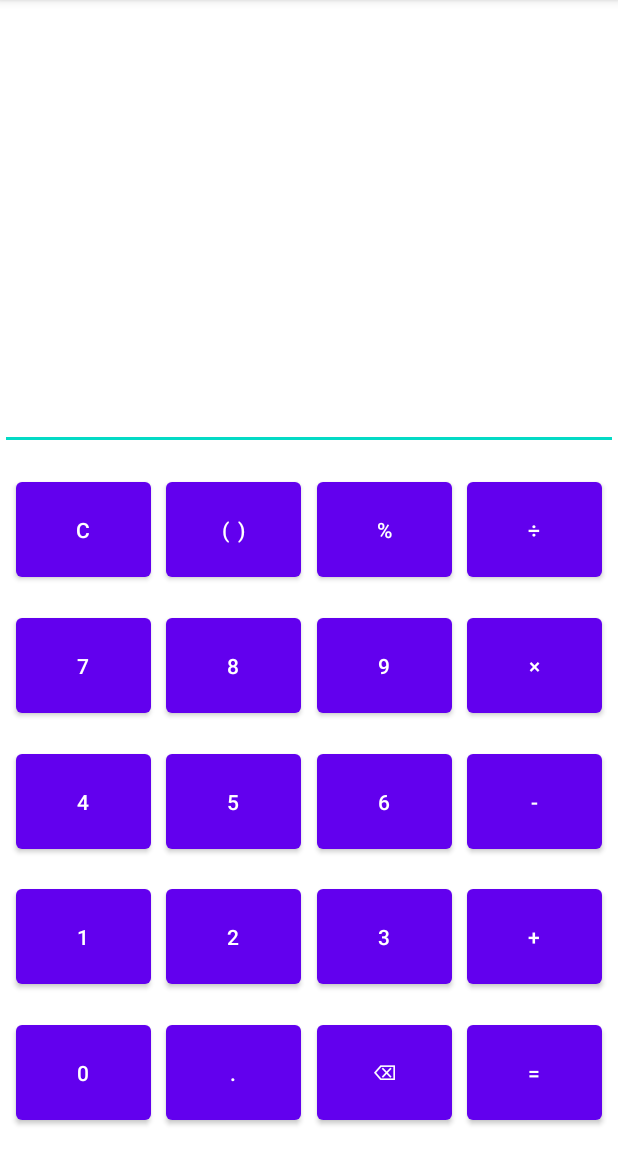
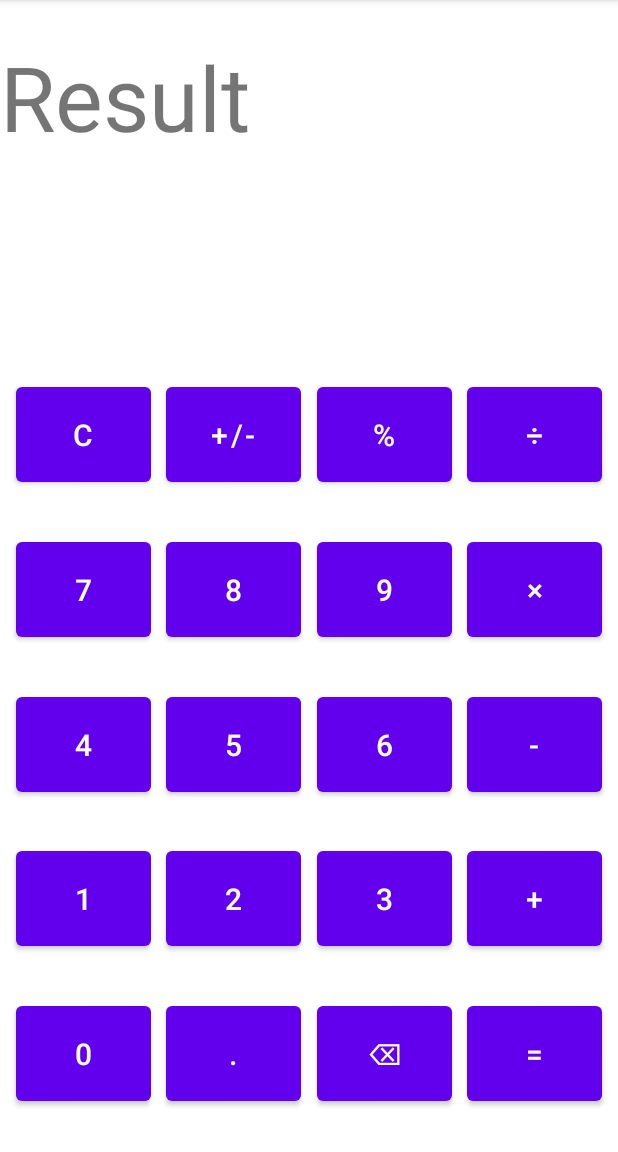
Before and after one commit to fattahsamit/Calculator-App, an Android app: the screen it shows after launch (MainActivity), on a phone screen of 412 x 824 dp, the part 84-1236 px from its top. Run offline under Robolectric (Android 15) with nearby library versions, the phone set to English and light mode, and no system bars.

Commit message:
Simple changes

```diff
--- a/app/build.gradle
+++ b/app/build.gradle
@@ -1,6 +1,7 @@
 plugins {
     id 'com.android.application'
     id 'kotlin-android'
+    id 'kotlin-android-extensions'
 }
 
 android {
--- a/app/src/main/java/com/example/calculator/MainActivity.kt
+++ b/app/src/main/java/com/example/calculator/MainActivity.kt
@@ -7,5 +7,8 @@ class MainActivity : AppCompatActivity() {
     override fun onCreate(savedInstanceState: Bundle?) {
         super.onCreate(savedInstanceState)
         setContentView(R.layout.activity_main)
+
+
+
     }
 }
--- a/app/src/main/res/layout/activity_main.xml
+++ b/app/src/main/res/layout/activity_main.xml
@@ -11,6 +11,7 @@
         android:layout_width="90dp"
         android:layout_height="75dp"
         android:text="⌫"
+        android:textSize="20dp"
         app:layout_constraintBottom_toBottomOf="parent"
         app:layout_constraintEnd_toStartOf="@+id/equal"
         app:layout_constraintHorizontal_bias="0.5"
@@ -22,6 +23,7 @@
         android:layout_width="90dp"
         android:layout_height="75dp"
         android:text="0"
+        android:textSize="20dp"
         app:layout_constraintBottom_toBottomOf="parent"
         app:layout_constraintEnd_toStartOf="@+id/dot"
         app:layout_constraintHorizontal_bias="0.5"
@@ -33,6 +35,7 @@
         android:layout_width="90dp"
         android:layout_height="75dp"
         android:text="="
+        android:textSize="20dp"
         app:layout_constraintBottom_toBottomOf="parent"
         app:layout_constraintEnd_toEndOf="parent"
         app:layout_constraintHorizontal_bias="0.5"
@@ -44,6 +47,7 @@
         android:layout_width="90dp"
         android:layout_height="75dp"
         android:text="."
+        android:textSize="20dp"
         app:layout_constraintBottom_toBottomOf="parent"
         app:layout_constraintEnd_toStartOf="@+id/backspace"
         app:layout_constraintHorizontal_bias="0.5"
@@ -55,6 +59,7 @@
         android:layout_width="90dp"
         android:layout_height="75dp"
         android:text="3"
+        android:textSize="20dp"
         app:layout_constraintBottom_toTopOf="@+id/backspace"
         app:layout_constraintEnd_toStartOf="@+id/sum"
         app:layout_constraintHorizontal_bias="0.5"
@@ -66,6 +71,7 @@
         android:layout_width="90dp"
         android:layout_height="75dp"
         android:text="2"
+        android:textSize="20dp"
         app:layout_constraintBottom_toTopOf="@+id/dot"
         app:layout_constraintEnd_toStartOf="@+id/three"
         app:layout_constraintHorizontal_bias="0.5"
@@ -77,6 +83,7 @@
         android:layout_width="90dp"
         android:layout_height="75dp"
         android:text="+"
+        android:textSize="20dp"
         app:layout_constraintBottom_toTopOf="@+id/equal"
         app:layout_constraintEnd_toEndOf="parent"
         app:layout_constraintHorizontal_bias="0.5"
@@ -88,6 +95,7 @@
         android:layout_width="90dp"
         android:layout_height="75dp"
         android:text="1"
+        android:textSize="20dp"
         app:layout_constraintBottom_toTopOf="@+id/zero"
         app:layout_constraintEnd_toStartOf="@+id/two"
         app:layout_constraintHorizontal_bias="0.5"
@@ -99,6 +107,7 @@
         android:layout_width="90dp"
         android:layout_height="75dp"
         android:text="6"
+        android:textSize="20dp"
         app:layout_constraintBottom_toTopOf="@+id/three"
         app:layout_constraintEnd_toStartOf="@+id/subtraction"
         app:layout_constraintHorizontal_bias="0.5"
@@ -110,6 +119,7 @@
         android:layout_width="90dp"
         android:layout_height="75dp"
         android:text="4"
+        android:textSize="20dp"
         app:layout_constraintBottom_toTopOf="@+id/one"
         app:layout_constraintEnd_toStartOf="@+id/five"
         app:layout_constraintHorizontal_bias="0.5"
@@ -121,6 +131,7 @@
         android:layout_width="90dp"
         android:layout_height="75dp"
         android:text="-"
+        android:textSize="20dp"
         app:layout_constraintBottom_toTopOf="@+id/sum"
         app:layout_constraintEnd_toEndOf="parent"
         app:layout_constraintHorizontal_bias="0.5"
@@ -132,6 +143,7 @@
         android:layout_width="90dp"
         android:layout_height="75dp"
         android:text="5"
+        android:textSize="20dp"
         app:layout_constraintBottom_toTopOf="@+id/two"
         app:layout_constraintEnd_toStartOf="@+id/six"
         app:layout_constraintHorizontal_bias="0.5"
@@ -143,6 +155,7 @@
         android:layout_width="90dp"
         android:layout_height="75dp"
         android:text="9"
+        android:textSize="20dp"
         app:layout_constraintBottom_toTopOf="@+id/six"
         app:layout_constraintEnd_toStartOf="@+id/multiply"
         app:layout_constraintHorizontal_bias="0.5"
@@ -154,17 +167,19 @@
         android:layout_width="90dp"
         android:layout_height="75dp"
         android:text="8"
+        android:textSize="20dp"
         app:layout_constraintBottom_toTopOf="@+id/five"
         app:layout_constraintEnd_toStartOf="@+id/nine"
         app:layout_constraintHorizontal_bias="0.5"
         app:layout_constraintStart_toEndOf="@+id/seven"
-        app:layout_constraintTop_toBottomOf="@+id/parentheses" />
+        app:layout_constraintTop_toBottomOf="@+id/plusminus" />
 
     <Button
         android:id="@+id/multiply"
         android:layout_width="90dp"
         android:layout_height="75dp"
         android:text="×"
+        android:textSize="20dp"
         app:layout_constraintBottom_toTopOf="@+id/subtraction"
         app:layout_constraintEnd_toEndOf="parent"
         app:layout_constraintHorizontal_bias="0.5"
@@ -176,38 +191,31 @@
         android:layout_width="90dp"
         android:layout_height="75dp"
         android:text="7"
+        android:textSize="20dp"
         app:layout_constraintBottom_toTopOf="@+id/four"
         app:layout_constraintEnd_toStartOf="@+id/eight"
         app:layout_constraintHorizontal_bias="0.5"
         app:layout_constraintStart_toStartOf="parent"
         app:layout_constraintTop_toBottomOf="@+id/clear" />
 
-    <EditText
-        android:id="@+id/result"
-        android:layout_width="match_parent"
-        android:layout_height="300dp"
-        android:ems="10"
-        android:inputType="number"
-        app:layout_constraintEnd_toEndOf="parent"
-        app:layout_constraintStart_toStartOf="parent"
-        app:layout_constraintTop_toTopOf="parent" />
-
     <Button
         android:id="@+id/clear"
         android:layout_width="90dp"
         android:layout_height="75dp"
         android:text="C"
+        android:textSize="20dp"
         app:layout_constraintBottom_toTopOf="@+id/seven"
-        app:layout_constraintEnd_toStartOf="@+id/parentheses"
+        app:layout_constraintEnd_toStartOf="@+id/plusminus"
         app:layout_constraintHorizontal_bias="0.5"
         app:layout_constraintStart_toStartOf="parent"
         app:layout_constraintTop_toBottomOf="@+id/result" />
 
     <Button
-        android:id="@+id/parentheses"
+        android:id="@+id/plusminus"
         android:layout_width="90dp"
         android:layout_height="75dp"
-        android:text="( )"
+        android:text="+/-"
+        android:textSize="20dp"
         app:layout_constraintBottom_toTopOf="@+id/eight"
         app:layout_constraintEnd_toStartOf="@+id/modulus"
         app:layout_constraintHorizontal_bias="0.5"
@@ -219,10 +227,11 @@
         android:layout_width="90dp"
         android:layout_height="75dp"
         android:text="%"
+        android:textSize="20dp"
         app:layout_constraintBottom_toTopOf="@+id/nine"
         app:layout_constraintEnd_toStartOf="@+id/divide"
         app:layout_constraintHorizontal_bias="0.5"
-        app:layout_constraintStart_toEndOf="@+id/parentheses"
+        app:layout_constraintStart_toEndOf="@+id/plusminus"
         app:layout_constraintTop_toBottomOf="@+id/result" />
 
     <Button
@@ -230,9 +239,21 @@
         android:layout_width="90dp"
         android:layout_height="75dp"
         android:text="÷"
+        android:textSize="20dp"
         app:layout_constraintBottom_toTopOf="@+id/multiply"
         app:layout_constraintEnd_toEndOf="parent"
         app:layout_constraintHorizontal_bias="0.5"
         app:layout_constraintStart_toEndOf="@+id/modulus"
         app:layout_constraintTop_toBottomOf="@+id/result" />
+
+    <TextView
+        android:id="@+id/result"
+        android:layout_width="match_parent"
+        android:layout_height="200dp"
+        android:layout_marginTop="24dp"
+        android:text="Result"
+        android:textSize="60dp"
+        app:layout_constraintTop_toTopOf="parent"
+        tools:layout_editor_absoluteX="0dp" />
+
 </androidx.constraintlayout.widget.ConstraintLayout>
```
